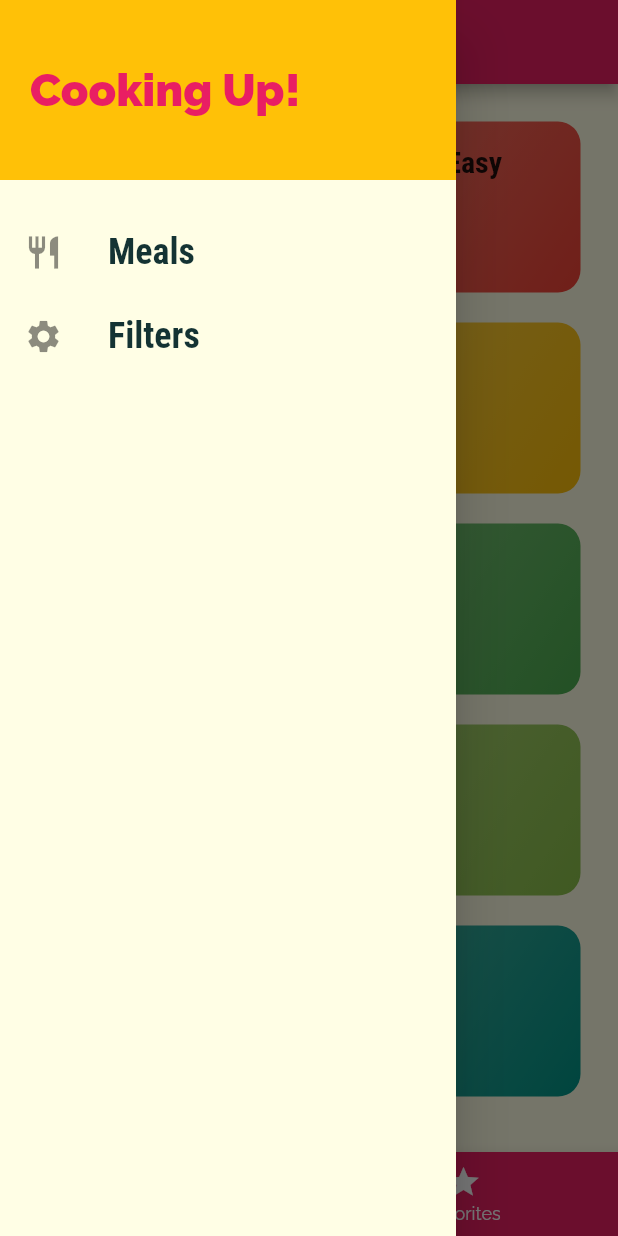
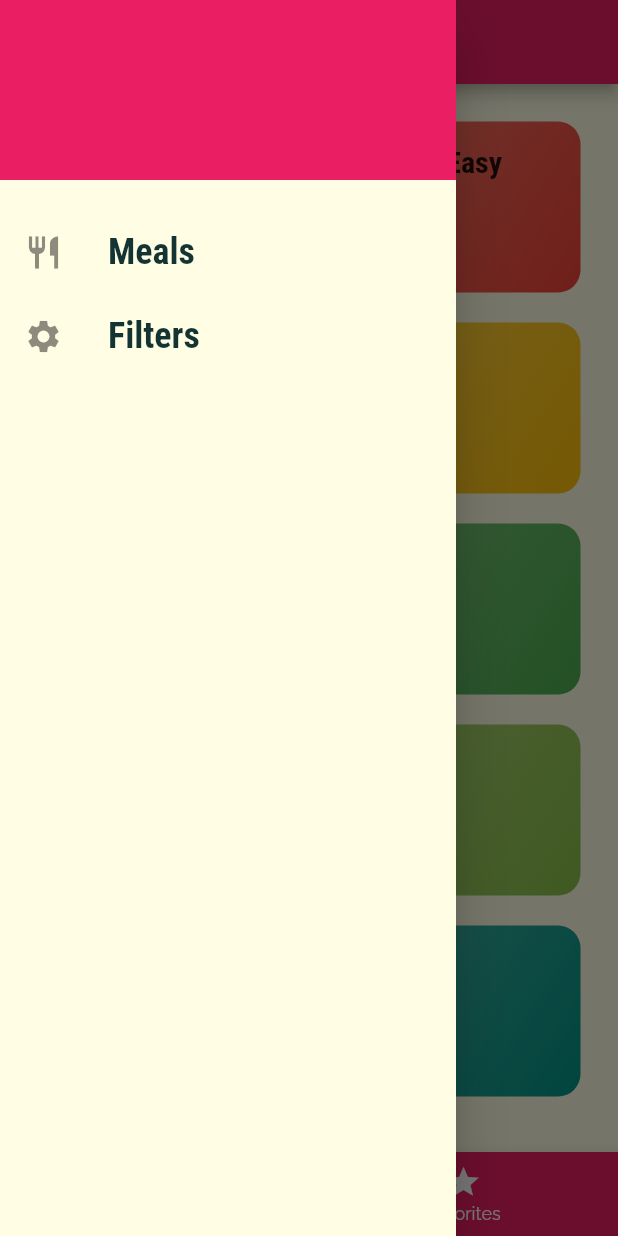
Before and after one commit to Dok2499k/meals_app, a Flutter app: the screen it shows after launch, with the side drawer open, on a phone screen of 412 x 824 dp. Run offline on Flutter 3.47's test engine with Material 2 defaults, Android fonts, the phone set to English and light mode, and no system bars.

Commit message:
finish app

```diff
--- a/lib/main.dart
+++ b/lib/main.dart
@@ -73,7 +73,7 @@ class _MyAppState extends State<MyApp> {
       title: 'DeliMeals',
       theme: ThemeData(
         primarySwatch: Colors.pink,
-        accentColor: Colors.amber,
+        hintColor: Colors.amber,
         canvasColor: const Color.fromRGBO(255, 254, 229, 1),
         fontFamily: 'Raleway',
         textTheme: ThemeData.light().textTheme.copyWith(
--- a/lib/screens/meal_detail_screen.dart
+++ b/lib/screens/meal_detail_screen.dart
@@ -71,7 +71,7 @@ class MealDetailScreen extends StatelessWidget {
               ListView.builder(
                 itemCount: selectedMeal.ingredients.length,
                 itemBuilder: (ctx, index) => Card(
-                  color: Theme.of(context).accentColor,
+                  color: Theme.of(context).colorScheme.secondary,
                   child: Padding(
                     padding: const EdgeInsets.symmetric(
                       vertical: 5,
--- a/lib/screens/tabs_screen.dart
+++ b/lib/screens/tabs_screen.dart
@@ -51,7 +51,7 @@ class _TabsScreenState extends State<TabsScreen> {
         onTap: _selectPage,
         backgroundColor: Theme.of(context).primaryColor,
         unselectedItemColor: Colors.white,
-        selectedItemColor: Theme.of(context).accentColor,
+        selectedItemColor: Theme.of(context).colorScheme.secondary,
         currentIndex: _selectedPageIndex,
         // type: BottomNavigationBarType.shifting,
         items: [
--- a/lib/widgets/main_drawe.dart
+++ b/lib/widgets/main_drawe.dart
@@ -32,7 +32,7 @@ class MainDrawer extends StatelessWidget {
             width: double.infinity,
             padding: const EdgeInsets.all(20),
             alignment: Alignment.centerLeft,
-            color: Theme.of(context).accentColor,
+            color: Theme.of(context).colorScheme.secondary,
             child: Text(
               'Cooking Up!',
               style: TextStyle(
```
